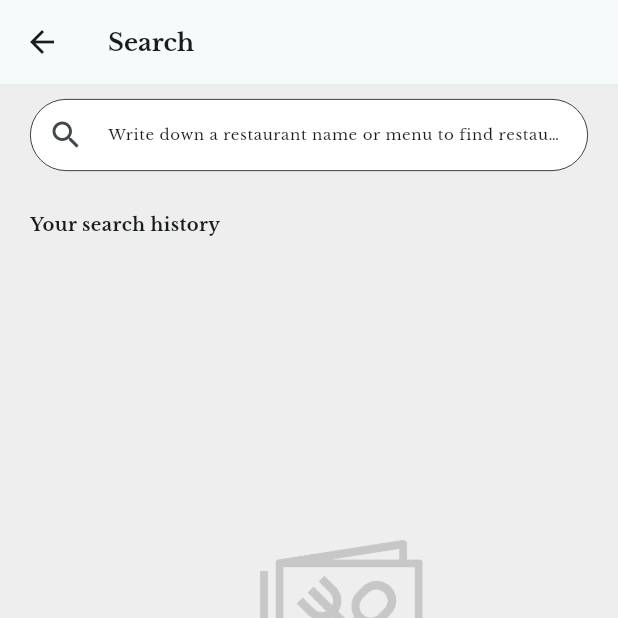
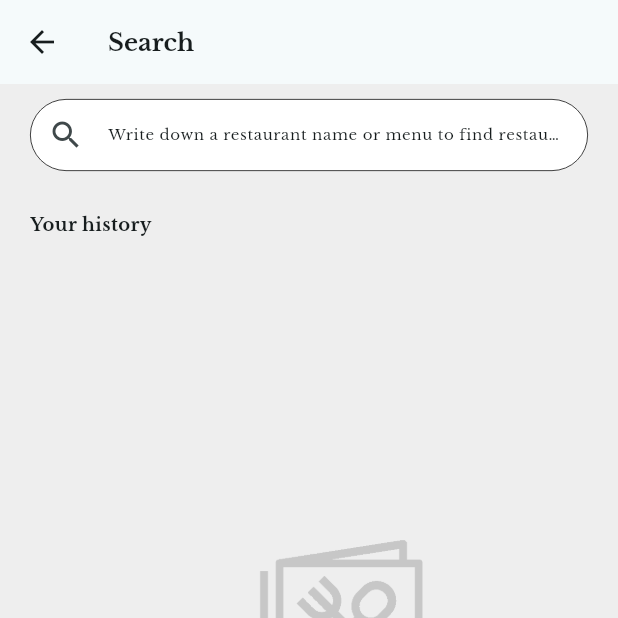
Before and after one commit to pnd-kw/el_resto_app, a Flutter app: the RestaurantSearchScreen screen opened by its route, on a phone screen of 412 x 824 dp, the top half of it. Run offline on Flutter 3.47's test engine with Material 3 defaults, Android fonts, the light colour scheme and no system bars; our stand-ins replace auto_size_text, bloc, dio, equatable, flutter_bloc, google_fonts and 2 more; accounts and stored records are empty; network calls fail.

Commit message:
update search keywords array by chip button selection and add hero animation

```diff
--- a/lib/presentation/restaurant_search_screen.dart
+++ b/lib/presentation/restaurant_search_screen.dart
@@ -15,13 +15,6 @@ class RestaurantSearchScreen extends StatefulWidget {
 class _RestaurantSearchScreenState extends State<RestaurantSearchScreen> {
   late RestaurantSearchKeywordsCubit restaurantSearchKeywordsCubit;
 
-  // @override
-  // void initState() {
-  //   final restaurantSearchKeywordsCubit =
-  //       BlocProvider.of<RestaurantSearchKeywordsCubit>(context);
-  //   restaurantSearchKeywordsCubit.loadSearchKeywords();
-  //   super.initState();
-  // }
   @override
   void initState() {
     restaurantSearchKeywordsCubit =
@@ -40,7 +33,7 @@ class _RestaurantSearchScreenState extends State<RestaurantSearchScreen> {
     const mobileChipButtonFlex = 4;
     final mobileBgImageHeight = screenHeight / 5;
     final mobileTextFieldHeight = screenHeight / 15;
-    final mobileChipButtonHeight = screenHeight / 30;
+    final mobileChipButtonHeight = screenHeight / 20;
 
     int textFieldFlex = 10;
     int searchHistoryTitleFlex = 4;
@@ -84,7 +77,6 @@ class _RestaurantSearchScreenState extends State<RestaurantSearchScreen> {
           ),
           Center(
             child: SizedBox(
-              // height: screenHeight / 5,
               height: bgImageHeight,
               child: Image.asset('assets/images/search-placeholder.png'),
             ),
@@ -101,7 +93,6 @@ class _RestaurantSearchScreenState extends State<RestaurantSearchScreen> {
                   child: Padding(
                     padding: const EdgeInsets.only(top: 10),
                     child: SizedBox(
-                      // height: screenHeight / 15,
                       height: textFieldHeight,
                       child: Padding(
                         padding: const EdgeInsets.symmetric(horizontal: 20),
@@ -163,7 +154,7 @@ class _RestaurantSearchScreenState extends State<RestaurantSearchScreen> {
                     padding: const EdgeInsets.only(left: 20, top: 20),
                     child: SizedBox(
                       child: Text(
-                        'Your search history',
+                        'Your history',
                         style: Theme.of(context).textTheme.bodyMedium!.copyWith(
                             color: Theme.of(context).colorScheme.onBackground),
                         textAlign: TextAlign.start,
@@ -184,6 +175,8 @@ class _RestaurantSearchScreenState extends State<RestaurantSearchScreen> {
                       listener: (context, state) {
                         if (state
                             is RestaurantSearchKeywordNavigatorActionState) {
+                          restaurantSearchKeywordsCubit
+                              .saveSearchKeyword(state.keyword);
                           restaurantBloc
                               .add(FetchRestaurantByQuery(state.keyword));
                           Navigator.push(
@@ -271,22 +264,4 @@ Widget buildChipButton(double width, double height, void Function()? onTap,
           ),
         ),
       ),
-      // child: ElevatedButton(
-      //   onPressed: onPressed,
-      //   style: ElevatedButton.styleFrom(
-      //     backgroundColor: Theme.of(context).colorScheme.primary,
-      //     shape: RoundedRectangleBorder(
-      //       borderRadius: BorderRadius.circular(20),
-      //     ),
-      //   ),
-      //   child: Text(
-      //     keyword,
-      //     style: Theme.of(context)
-      //         .textTheme
-      //         .labelSmall!
-      //         .copyWith(color: Theme.of(context).colorScheme.background),
-      //     textAlign: TextAlign.center,
-      //     overflow: TextOverflow.ellipsis,
-      //   ),
-      // ),
     );
--- a/lib/widget/customer_review_item.dart
+++ b/lib/widget/customer_review_item.dart
@@ -18,7 +18,6 @@ class CustomerReviewItem extends StatelessWidget {
     final screenHeight = MediaQuery.of(context).size.height;
     final screenWidth = MediaQuery.of(context).size.width;
 
-    // final mobileImgSizedBoxWidth = screenWidth / 4;
     final mobileContentSizedBoxHeight = screenHeight / 6;
     final mobileImgSizedBoxWidth = screenWidth / 4;
     final mobileImgSizedBoxHeight = screenHeight / 10;
@@ -75,7 +74,6 @@ class CustomerReviewItem extends StatelessWidget {
                               child: Align(
                                 alignment: Alignment.centerLeft,
                                 child: Text(
-                                  // 'John Doe',
                                   name,
                                   style: Theme.of(context)
                                       .textTheme
@@ -92,7 +90,6 @@ class CustomerReviewItem extends StatelessWidget {
                               child: Align(
                                 alignment: Alignment.centerLeft,
                                 child: Text(
-                                  // '29 Desember 2023',
                                   date,
                                   style: Theme.of(context)
                                       .textTheme
@@ -109,7 +106,6 @@ class CustomerReviewItem extends StatelessWidget {
                               child: Align(
                                 alignment: Alignment.centerLeft,
                                 child: Text(
-                                  // 'Makanan nya enak, banyak pilihan menu, harga cukup bersahabat!',
                                   review,
                                   style: Theme.of(context)
                                       .textTheme
--- a/lib/widget/restaurant_list_item.dart
+++ b/lib/widget/restaurant_list_item.dart
@@ -3,6 +3,7 @@ import 'package:flutter/material.dart';
 import 'package:responsive_framework/responsive_breakpoints.dart';
 
 class RestaurantListItem extends StatelessWidget {
+  final String restaurantId;
   final String name;
   final String description;
   final String image;
@@ -11,6 +12,7 @@ class RestaurantListItem extends StatelessWidget {
 
   const RestaurantListItem({
     super.key,
+    required this.restaurantId,
     required this.name,
     required this.description,
     required this.image,
@@ -85,6 +87,8 @@ class RestaurantListItem extends StatelessWidget {
                           ),
                           Padding(
                             padding: const EdgeInsets.only(top: 5),
+                            child: Hero(
+                              tag: 'restaurantImage_$restaurantId',
                               child: Container(
                                 decoration: BoxDecoration(
                                   image: DecorationImage(
@@ -95,6 +99,7 @@ class RestaurantListItem extends StatelessWidget {
                                   borderRadius: const BorderRadius.only(
                                     topLeft: Radius.circular(200),
                                     topRight: Radius.circular(200),
+                                  ),
                                 ),
                               ),
                             ),
--- a/lib/widget/restaurant_search_list_item.dart
+++ b/lib/widget/restaurant_search_list_item.dart
@@ -3,6 +3,7 @@ import 'package:flutter/material.dart';
 import 'package:responsive_framework/responsive_breakpoints.dart';
 
 class RestaurantSearchListItem extends StatelessWidget {
+  final String restaurantId;
   final String name;
   final String description;
   final String image;
@@ -11,6 +12,7 @@ class RestaurantSearchListItem extends StatelessWidget {
 
   const RestaurantSearchListItem({
     super.key,
+    required this.restaurantId,
     required this.name,
     required this.description,
     required this.image,
@@ -56,6 +58,8 @@ class RestaurantSearchListItem extends StatelessWidget {
               child: Padding(
                 padding:
                     const EdgeInsets.symmetric(vertical: 5, horizontal: 10),
+                child: Hero(
+                  tag: 'restaurantImage_$restaurantId',
                   child: Container(
                     height: imgContainerHeight,
                     decoration: BoxDecoration(
@@ -66,6 +70,7 @@ class RestaurantSearchListItem extends StatelessWidget {
                       borderRadius: const BorderRadius.only(
                         topLeft: Radius.circular(200),
                         topRight: Radius.circular(200),
+                      ),
                     ),
                   ),
                 ),
```
Also changed, not shown: lib/bloc/restaurant_bloc.dart (+0 -23 lines), lib/presentation/restaurant_detail_screen.dart (+6 -3 lines), lib/presentation/restaurant_list_screen.dart (+1 -23 lines), lib/presentation/restaurant_search_result_screen.dart (+21 -15 lines), lib/repository/restaurant_data.dart (+0 -22 lines), lib/utils/search_result_arguments.dart (+9 -9 lines). Lines whose indentation alone changed are shown as unchanged.
